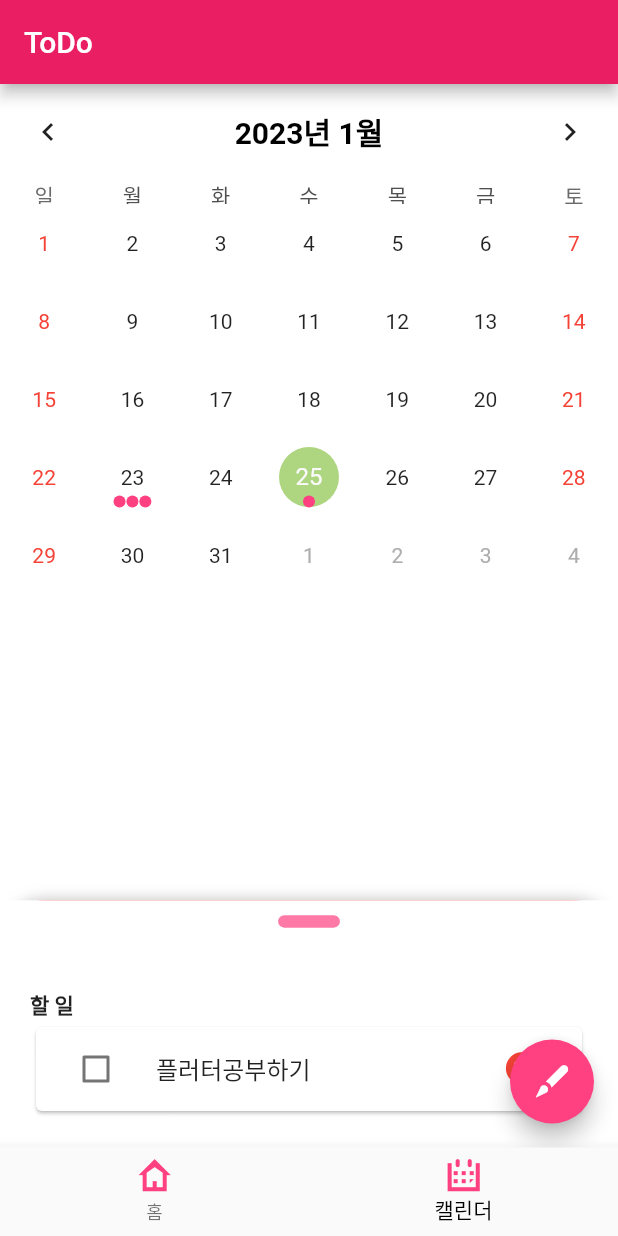
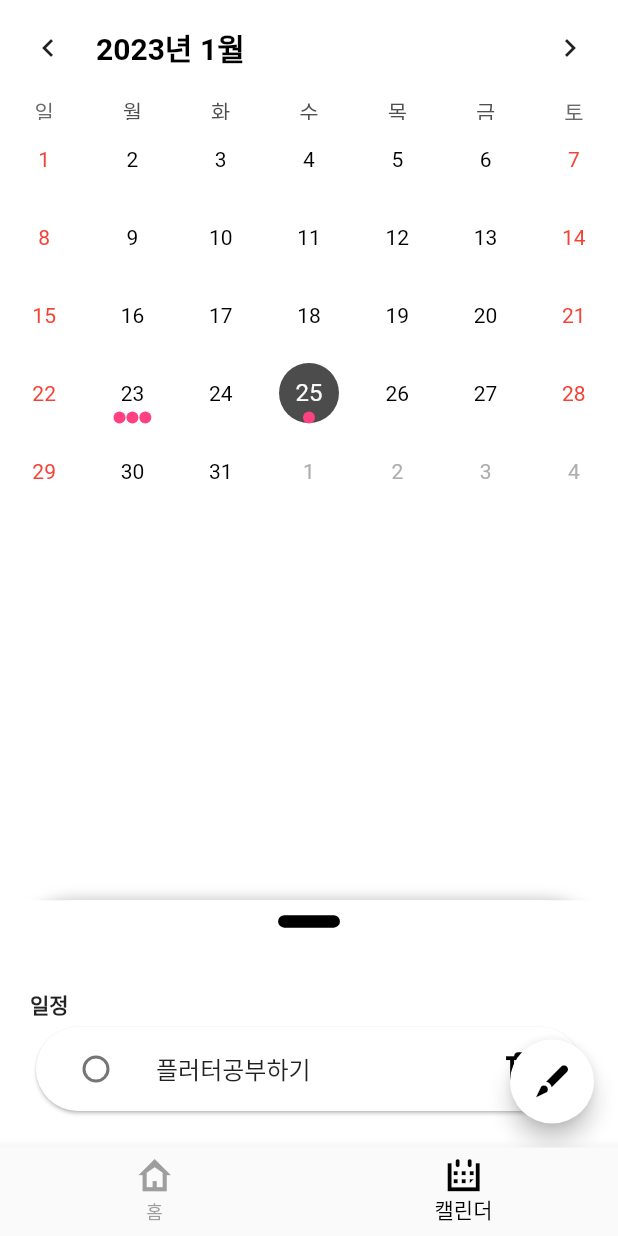
Before and after one commit to geonwoo1/Todo, a Flutter app: the screen it shows after launch, item 2 of the bottom bar chosen, on a phone screen of 412 x 824 dp. Run offline on Flutter 3.47's test engine with Material 2 defaults, Android fonts, the phone set to English and light mode, and no system bars; drawn by our look-alikes of sliding_up_panel, table_calendar; our stand-ins replace get.

Commit message:
디자인 수정, 탭바 추가, 중요 표시 삭제

```diff
--- a/lib/controller/LandingPage.dart
+++ b/lib/controller/LandingPage.dart
@@ -1,13 +1,13 @@
 import 'package:get/get.dart';
 import 'package:todo/controller/TodoCotroller.dart';
-import 'package:todo/view/FirstPage.dart';
-import 'package:todo/view/MainPage.dart';
+import 'package:todo/view/homePage.dart';
+import 'package:todo/view/calendarPage.dart';
 
 class LandingPage extends GetxController{
   final currentIndex = 0.obs;
   List pages = [
-    FirstPage(),
-    MainPage(),
+    homePage(),
+    calendarPage(),
   ];
 
   get currentPage => pages[currentIndex.value];
--- a/lib/main.dart
+++ b/lib/main.dart
@@ -1,7 +1,7 @@
 import 'package:flutter/material.dart';
 import 'package:todo/view/BottomNavi.dart';
-import 'package:todo/view/FirstPage.dart';
-import 'package:todo/view/MainPage.dart';
+import 'package:todo/view/homePage.dart';
+import 'package:todo/view/calendarPage.dart';
 import 'package:get/get.dart';
 import 'package:intl/date_symbol_data_local.dart';
 import 'package:todo/view/TapbarWidget.dart';
@@ -19,6 +19,16 @@ class MyApp extends StatelessWidget {
   @override
   Widget build(BuildContext context) {
     return GetMaterialApp(
+      theme: ThemeData(
+        checkboxTheme: CheckboxThemeData(
+          shape: RoundedRectangleBorder(borderRadius:BorderRadius.circular(100))
+        ),
+        cardTheme: CardTheme(
+          shape: RoundedRectangleBorder(borderRadius:BorderRadius.circular(100) ),
+        ),
+      listTileTheme: ListTileThemeData(
+        iconColor: Colors.black
+      )),
       title: '건우Todo',
       home: bottomNavi()
     );
--- a/lib/view/BottomNavi.dart
+++ b/lib/view/BottomNavi.dart
@@ -15,15 +15,22 @@ class bottomNavi extends StatelessWidget {
           onTap: Get.put(LandingPage()).changePage,
           items: [
             BottomNavigationBarItem(
-              icon: Icon(MyFlutterApp.home, color: Colors.pinkAccent,),
+              icon: Icon(MyFlutterApp.home),
               label: "홈",
             ),
             BottomNavigationBarItem(
-              icon: Icon(MyFlutterApp.calendar,color: Colors.pinkAccent,),
+              icon: Icon(MyFlutterApp.calendar),
               label: "캘린더",
             ),
           ],
           selectedItemColor: Colors.black,
+          selectedIconTheme: IconThemeData(
+            color: Colors.black
+          ),
+          unselectedItemColor: Colors.grey,
+          unselectedIconTheme: IconThemeData(
+            color: Colors.grey
+          ),
         ),
       ),
     );
--- a/lib/view/MainPage.dart
+++ b/lib/view/calendarPage.dart
@@ -8,8 +8,7 @@ import 'package:todo/main.dart';
 import 'package:sliding_up_panel/sliding_up_panel.dart';
 import 'package:todo/view/writePage.dart';
 
-class MainPage extends StatelessWidget {
-  MainPage({Key? key}) : super(key: key);
+class calendarPage extends StatelessWidget {
   final formKey = GlobalKey<FormState>();
   final controller = Get.put(TodoController());
 
@@ -19,10 +18,6 @@ class MainPage extends StatelessWidget {
     final h = size.height;
     final w = size.width;
     return Scaffold(
-      appBar:  AppBar(
-        backgroundColor: Colors.pink,
-        title: Text("ToDo"),
-      ),
       floatingActionButton: FloatingActionButton(
         onPressed: () {
           Get.to(writePage(),
@@ -33,14 +28,14 @@ class MainPage extends StatelessWidget {
            opaque: false,
             transition: Transition.downToUp,);
         },
-        backgroundColor: Colors.pinkAccent,
+        backgroundColor: Colors.white,
         child: Icon(
-          MyFlutterApp.pencil_alt,
+          MyFlutterApp.pencil_alt,color: Colors.black,
         ),
       ),
       body: SafeArea(child: GetBuilder<TodoController>(builder: (controller) {
         return SlidingUpPanel(
-          color: Colors.red,
+          borderRadius:BorderRadius.vertical(top: Radius.circular(50)),
           minHeight: h * 0.2,
           maxHeight: h * 0.8,
           panelBuilder: (ScrollController sc) => Container(
@@ -53,7 +48,7 @@ class MainPage extends StatelessWidget {
                   width: w * 0.1,
                   decoration: BoxDecoration(
                     borderRadius: BorderRadius.circular(50),
-                    color: Colors.pinkAccent.withOpacity(0.7),
+                    color: Colors.black
                   ),
                 ),
                 Expanded(
@@ -66,7 +61,7 @@ class MainPage extends StatelessWidget {
                         children: [
                           SizedBox(height: h * 0.05),
                           Text(
-                            "할 일",
+                            "일정",
                             style: TextStyle(fontWeight: FontWeight.bold),
                           ),
                           controller.titleArr.length != 0
@@ -82,7 +77,6 @@ class MainPage extends StatelessWidget {
                                             title: controller.titleArr[index]['title'],
                                          middleText: controller.titleArr[index]['desc']
                                           );
-
                                         } ,
                                         child: Card(
                                             child: ListTile(
@@ -122,8 +116,7 @@ class MainPage extends StatelessWidget {
                                                   middleText: "");
                                             },
                                             icon: Icon(
-                                              MyFlutterApp.cancel_circle,
-                                              color: Colors.red,
+                                              MyFlutterApp.trash_empty,
                                             ),
                                           ),
                                           title: Text(controller.titleArr[index]
@@ -133,9 +126,12 @@ class MainPage extends StatelessWidget {
                                     },
                                   ),
                                 )
-                              : Center(child: Text("할일이 없습니다")),
+                              : Center(child: Text("등록된 일정이 없습니다",
+                              style: TextStyle(
+                                  color: Colors.red)
+                          )),
                           const SizedBox(height: 40),
-                          Text("완료한 일",
+                          Text("완료한 일정",
                               style: TextStyle(fontWeight: FontWeight.bold)),
                           controller.completedArr.length != 0
                               ? Container(
@@ -144,7 +140,14 @@ class MainPage extends StatelessWidget {
                                   child: ListView.builder(
                                     itemCount: controller.completedArr.length,
                                     itemBuilder: (context, index) {
-                                      return Card(
+                                      return InkWell(
+                                        onTap:(){
+                                          Get.defaultDialog(
+                                              title: controller.completedArr[index]['title'],
+                                              middleText: controller.completedArr[index]['desc']
+                                          );
+                                        } ,
+                                        child: Card(
                                           child: ListTile(
                                             trailing: IconButton(
                                               onPressed: () {
@@ -166,18 +169,20 @@ class MainPage extends StatelessWidget {
                                                     middleText: "");
                                               },
                                               icon: Icon(
-                                              MyFlutterApp.cancel_circle,
-                                              color: Colors.red,
+                                                MyFlutterApp.trash_empty,
                                               ),
                                             ),
                                             title: Text(controller
                                                 .completedArr[index]['title']),
                                           ),
+                                        ),
                                       );
                                     },
                                   ),
                                 )
-                              : Center(child: Text("완료한 일정이 없습니다.")),
+                              : Center(child: Text("완료한 일정이 없습니다.",style: TextStyle(
+                            color: Colors.red
+                          ),)),
                           const SizedBox(height: 40),
                         ],
                       ),
@@ -187,7 +192,6 @@ class MainPage extends StatelessWidget {
               ],
             ),
           ),
-          borderRadius: const BorderRadius.vertical(top: Radius.circular(30)),
           body: Container(
             color: Colors.white,
             child: TableCalendar(
@@ -204,7 +208,6 @@ class MainPage extends StatelessWidget {
               },
               //달력 위에 부분 꾸미기
               headerStyle: HeaderStyle(
-                titleCentered: true,
                 formatButtonVisible: false,
                 titleTextStyle: const TextStyle(
                   fontSize: 20.0,
@@ -215,9 +218,16 @@ class MainPage extends StatelessWidget {
               // 주말 표시
               calendarStyle: CalendarStyle(
                 markersMaxCount: 3,
+                todayDecoration: BoxDecoration(
+                    color:Colors.grey,
+                    shape: BoxShape.circle
+                ),
                 selectedDecoration: BoxDecoration(
-                  color: Colors.lightGreen.withOpacity(0.7),
+                  color: Colors.black.withOpacity(0.7),
                     shape: BoxShape.circle
+                ),
+                defaultTextStyle: TextStyle(
+                  color: Colors.black
                 ),
                 weekendTextStyle: TextStyle(
                   color: Colors.red,
```
Also changed, not shown: lib/controller/WriteController.dart (deleted, +0 -10 lines), lib/view/TapbarWidget.dart (+73 -86 lines), lib/view/homePage.dart (renamed from lib/view/FirstPage.dart, +10 -7 lines), lib/view/writePage.dart (+46 -30 lines). Lines whose indentation alone changed are shown as unchanged.
